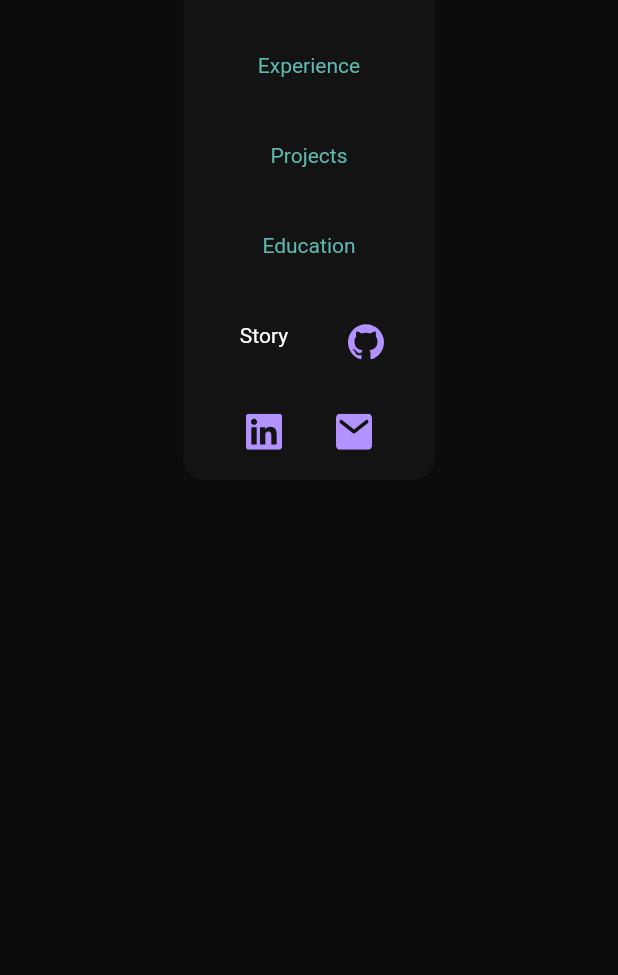
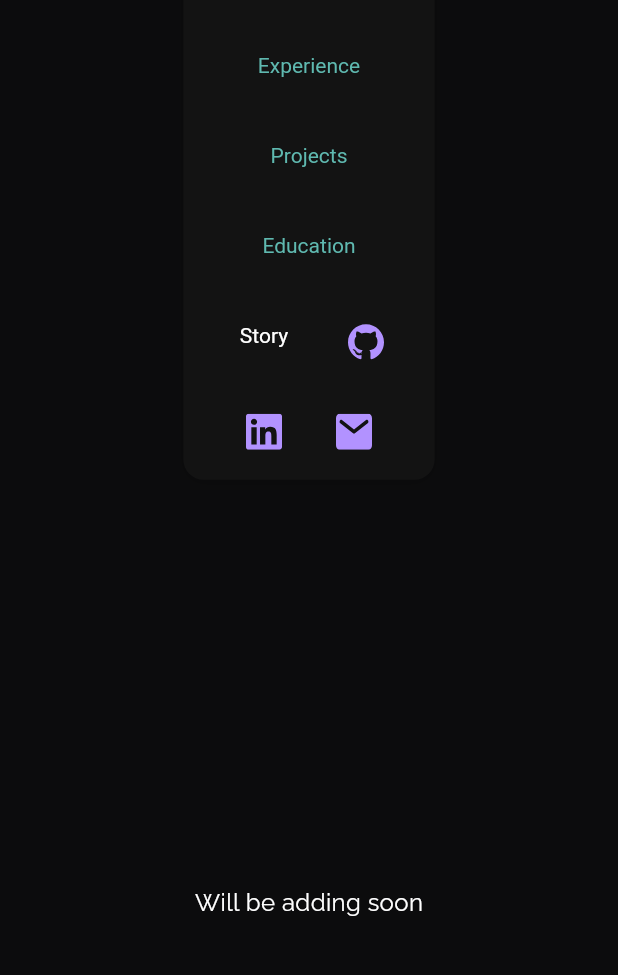
Before and after one commit to mishad01/mishads_codefolio, a Flutter app: the WebBaseScaffold screen opened directly with empty values, after a tap on "Story", on a phone screen of 412 x 824 dp, the part 91-1066 px from its top. Run offline on Flutter 3.47's test engine with Material 3 defaults, Android fonts, the phone set to English and light mode, and no system bars; our stand-ins replace carousel_slider, flutter_svg, google_fonts, responsive_sizer, webview_flutter; network calls fail.

Commit message:
feat: Implement Story view, Project image loading, and UI updates
This commit introduces several new features and UI improvements:

**New Features:**
- **Story View:** Added a basic `StoryView` with a placeholder message "Will be adding soon".
- **Project Image Loading:** Implemented `Image.network` in `ProjectCard` to load project images from URLs, including loading and error builders.
- **Project Data Provider:** Refactored `project_data.dart` into a `ProjectData` class that extends `ChangeNotifier` to manage project data using Provider. This is now used in `ProjectListView`.

**UI Enhancements & Fixes:**
- **About Technologies:** Added bullet points (fiber_manual_record icon) before each technology in the `AboutTechnologies` widget.
- **My Expertise View:**
    - Centered the title and details text.
    - Changed "Machine Learning & Deep Learning" title to "Machine & Deep Learning".
    - Used `WebText` for consistent text styling.
- **Stack Slider:** Increased the size of SVG images in the `StackSlider`.
- **Web Bar:** Added navigation to the new `StoryView` when the "Story" tab is selected.

**Provider Integration:**
- Added `ProjectData` provider to `main.dart`.

```diff
--- a/lib/feature/home/view/widget/web_bar.dart
+++ b/lib/feature/home/view/widget/web_bar.dart
@@ -6,6 +6,7 @@ import 'package:mishads_codefolio/feature/experience/view/experience_view.dart';
 import 'package:mishads_codefolio/feature/home/view/home_view.dart';
 import 'package:mishads_codefolio/feature/home/view_model/bar_view_model.dart';
 import 'package:mishads_codefolio/feature/projects/view/project_view.dart';
+import 'package:mishads_codefolio/feature/story/view/story_view.dart';
 import 'package:provider/provider.dart';
 
 import '../../../../core/config/web_colors.dart';
@@ -95,6 +96,7 @@ class _WebBarState extends State<WebBar> {
                 "Story",
                 () {
                   model.setSelectedTab("Story");
+                  WebNavigator.pushTo(context, const StoryView());
                 },
                 model.selectedTab == "Story"
                     ? WebColors.white
--- a/lib/feature/projects/widgets/project_list_view.dart
+++ b/lib/feature/projects/widgets/project_list_view.dart
@@ -1,4 +1,5 @@
 import 'package:flutter/material.dart';
+import 'package:provider/provider.dart'; // Make sure this is imported
 
 import '../../../data/project_data.dart';
 import '../model/project_model.dart';
@@ -12,6 +13,9 @@ class ProjectsListView extends StatelessWidget {
 
   @override
   Widget build(BuildContext context) {
+    final provider = Provider.of<ProjectData>(context);
+    final List<ProjectModel> projectData = provider.projectData;
+
     final List<ProjectModel> filteredProjects;
 
     switch (type) {
--- /dev/null
+++ b/lib/feature/story/view/story_view.dart
@@ -0,0 +1,30 @@
+import 'package:flutter/material.dart';
+import 'package:mishads_codefolio/core/config/web_base_scaffold.dart';
+import 'package:mishads_codefolio/core/utils/screen_size.dart';
+import 'package:mishads_codefolio/core/utils/web_custom_text.dart';
+
+class StoryView extends StatefulWidget {
+  const StoryView({super.key});
+
+  @override
+  State<StoryView> createState() => _StoryViewState();
+}
+
+class _StoryViewState extends State<StoryView> {
+  @override
+  Widget build(BuildContext context) {
+    return WebBaseScaffold(
+      widget: Column(
+        mainAxisAlignment: MainAxisAlignment.center,
+        children: [
+          SizedBox(
+            height: ScreenSize.scaleHeight(context, 500),
+            child: Center(
+              child: WebText("Will be adding soon", color: Colors.white),
+            ),
+          ),
+        ],
+      ),
+    );
+  }
+}
--- a/lib/main.dart
+++ b/lib/main.dart
@@ -1,4 +1,5 @@
 import 'package:flutter/material.dart';
+import 'package:mishads_codefolio/data/project_data.dart';
 import 'package:mishads_codefolio/feature/home/view_model/bar_view_model.dart';
 import 'package:mishads_codefolio/feature/home/view_model/home_view_model.dart';
 import 'package:mishads_codefolio/web.dart';
@@ -22,6 +23,7 @@ void main() {
         ChangeNotifierProvider(create: (_) => HomeViewModel()),
         ChangeNotifierProvider(create: (_) => BarViewModel()),
         ChangeNotifierProvider(create: (_) => ProjectBarViewModel()),
+        ChangeNotifierProvider(create: (_) => ProjectData()),
       ],
 
       child: const Web(),
```
Also changed, not shown: lib/data/project_data.dart (+11 -2 lines), lib/feature/home/view/widget/about_technologies.dart (+9 -0 lines), lib/feature/home/view/widget/my_expertise_view.dart (+8 -14 lines), lib/feature/home/view/widget/stack_slider.dart (+3 -14 lines), lib/feature/projects/widgets/project_card.dart (+20 -2 lines).
